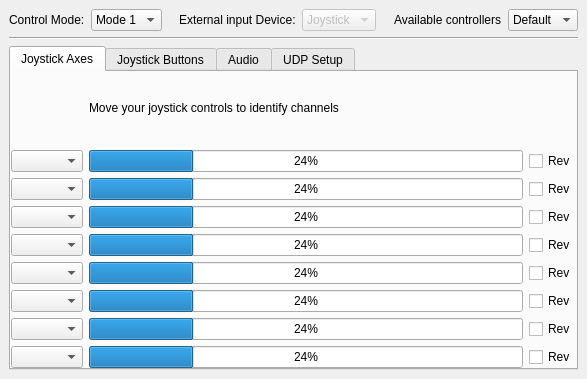
Before: the Qt Designer form ground/openpilotgcs/src/plugins/gcscontrol/gcscontrolgadgetoptionspage.ui in openpilot/OpenPilot, drawn with Qt 5.
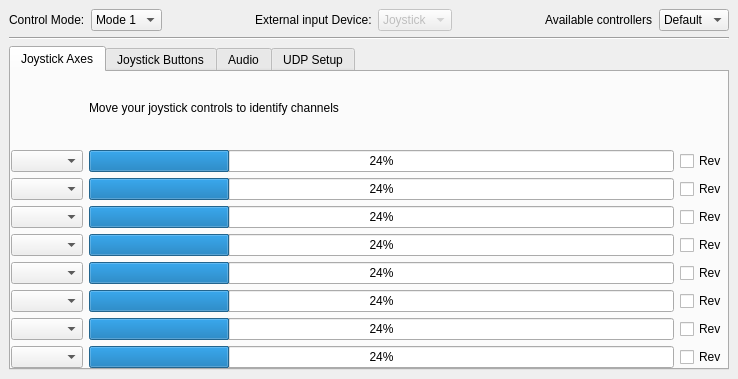
After: the same form once the commit is applied.

```diff
--- a/ground/openpilotgcs/src/plugins/gcscontrol/gcscontrolgadgetoptionspage.ui
+++ b/ground/openpilotgcs/src/plugins/gcscontrol/gcscontrolgadgetoptionspage.ui
@@ -6,7 +6,7 @@
    <rect>
     <x>0</x>
     <y>0</y>
-    <width>587</width>
+    <width>738</width>
     <height>379</height>
    </rect>
   </property>
```
